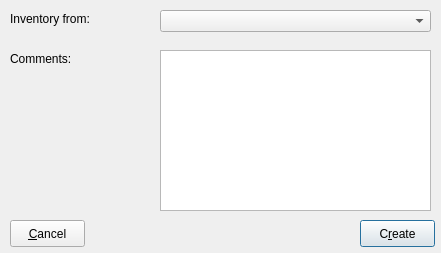
This is trunk/ui/invnewfrm.ui in BackupTheBerlios/first4-svn as Qt 5 draws it before an edit. The edited form follows.
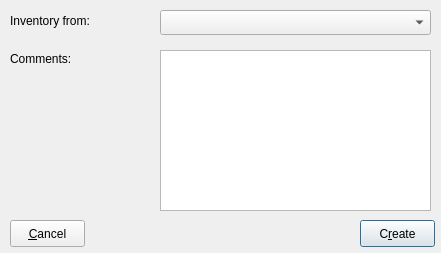
This is the edited form. Icons and pictures are not drawn.

What changed in the file:
```diff
--- a/trunk/ui/invnewfrm.ui
+++ b/trunk/ui/invnewfrm.ui
@@ -53,7 +53,7 @@
      <x>10</x>
      <y>10</y>
      <width>141</width>
-     <height>17</height>
+     <height>21</height>
     </rect>
    </property>
    <property name="text" >
@@ -89,7 +89,7 @@
      <x>160</x>
      <y>10</y>
      <width>271</width>
-     <height>22</height>
+     <height>25</height>
     </rect>
    </property>
   </widget>
```
